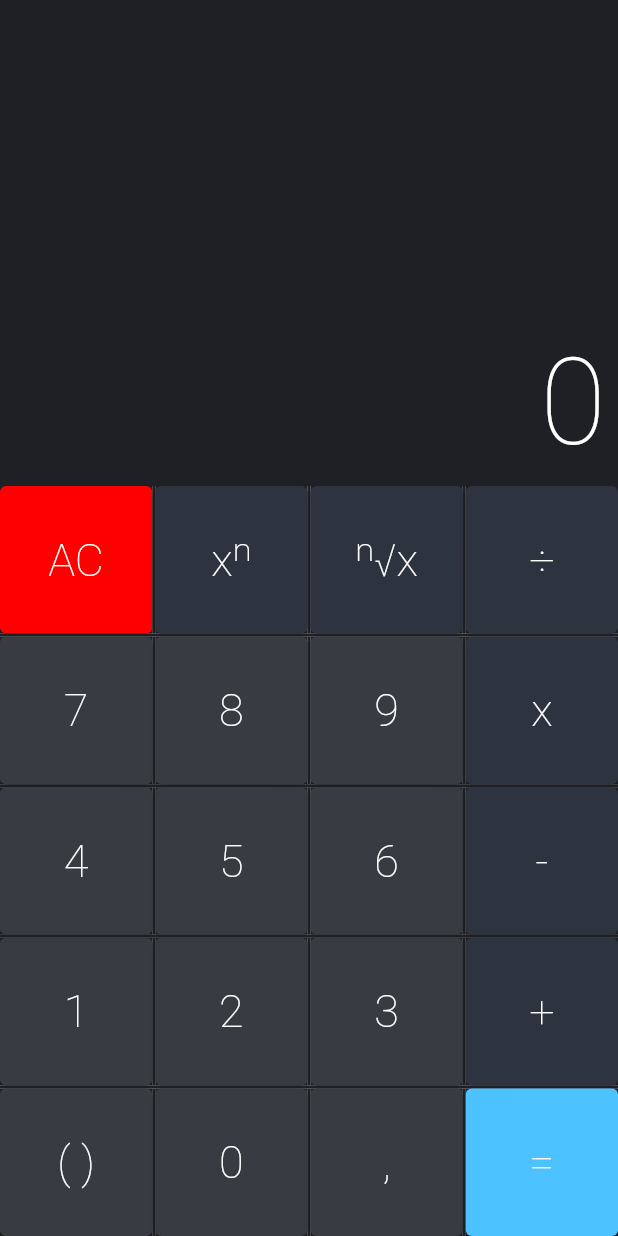
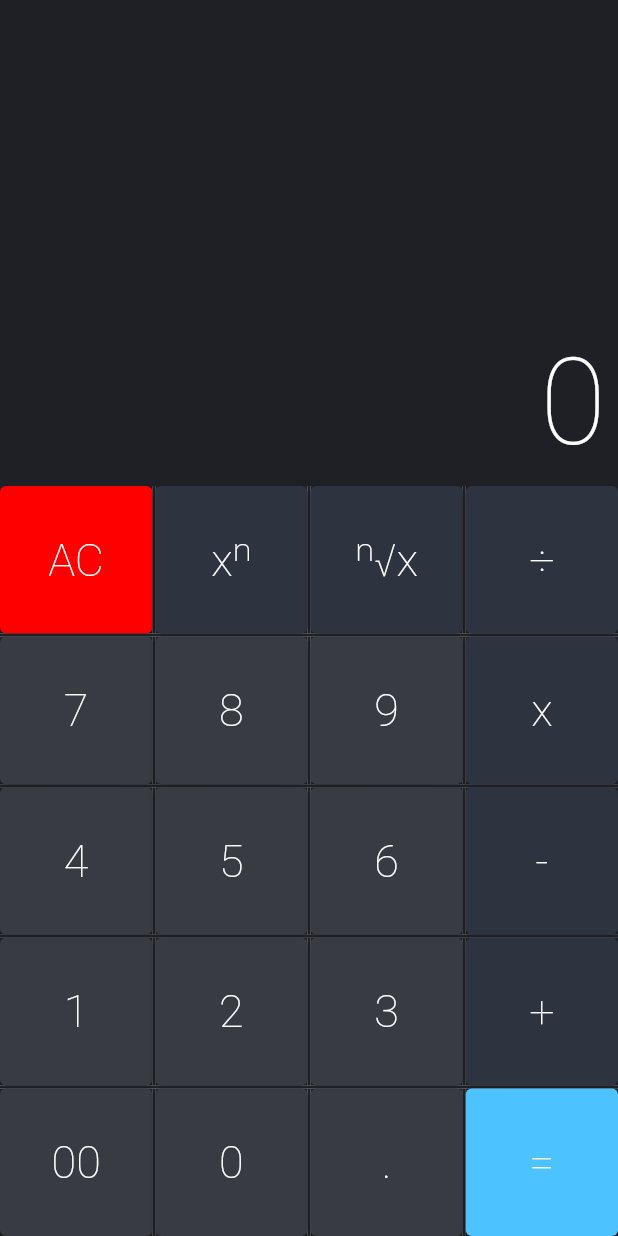
Before and after one commit to NakyR19/calculator_app, a Flutter app: the screen it shows after launch, on a phone screen of 412 x 824 dp. Run offline on Flutter 3.47's test engine with Material 2 defaults, Android fonts, the phone set to English and light mode, and no system bars; drawn by our look-alikes of auto_size_text.

Commit message:
fix bugs

```diff
--- a/lib/src/app_module.dart
+++ b/lib/src/app_module.dart
@@ -7,7 +7,7 @@ class CalculatorApp extends StatelessWidget {
   @override
   Widget build(BuildContext context) {
     return MaterialApp(
-      title: 'Flutter Demo',
+      title: 'Calculadora',
       theme: ThemeData(colorScheme: const ColorScheme.highContrastLight()),
       debugShowCheckedModeBanner: false,
       home: const CalculatorPage(),
--- a/lib/src/widgets/keyboard.dart
+++ b/lib/src/widgets/keyboard.dart
@@ -111,7 +111,7 @@ class Keyboard extends StatelessWidget {
           ButtonRow(
             buttons: [
               Button(
-                char: '( )',
+                char: '00',
                 callback: callback,
               ),
               Button(
@@ -119,7 +119,7 @@ class Keyboard extends StatelessWidget {
                 callback: callback,
               ),
               Button(
-                char: ',',
+                char: '.',
                 callback: callback,
               ),
               Button.equal(
```
Also changed, not shown: lib/src/models/attributes.dart (+4 -4 lines).
